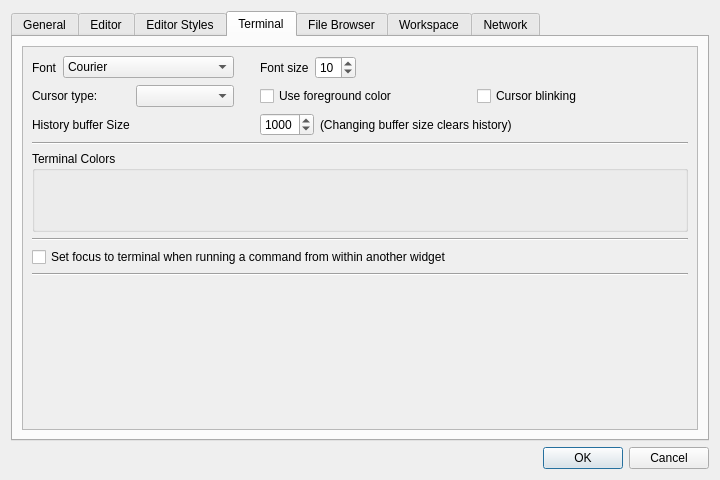
ctaggart/octave, file libgui/src/settings-dialog.ui: the form before one commit.
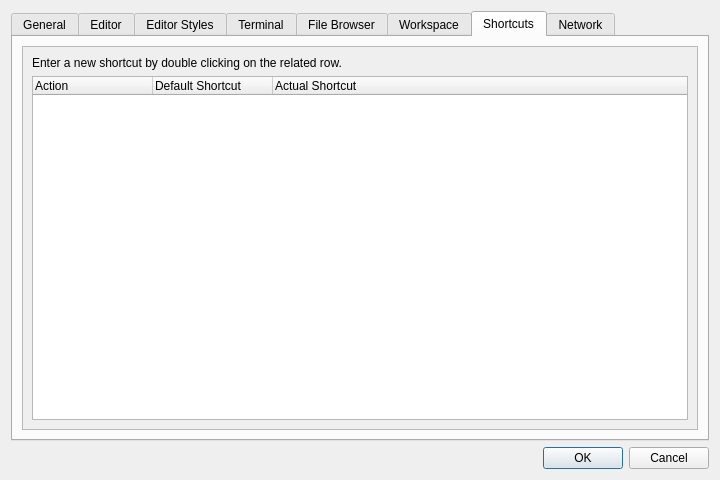
The form after the commit.

Commit message: first implementation of a shortcut manager (bug #41217)

The edit to the form file:
```diff
--- a/libgui/src/settings-dialog.ui
+++ b/libgui/src/settings-dialog.ui
@@ -32,7 +32,7 @@
       </size>
      </property>
      <property name="currentIndex">
-      <number>3</number>
+      <number>6</number>
      </property>
      <widget class="QWidget" name="tab_general">
       <property name="enabled">
@@ -1648,6 +1648,132 @@
        </item>
       </layout>
      </widget>
+     <widget class="QWidget" name="tab_shortcuts">
+      <attribute name="title">
+       <string>Shortcuts</string>
+      </attribute>
+      <layout class="QVBoxLayout" name="verticalLayout_27">
+       <item>
+        <widget class="QScrollArea" name="scrollArea_7">
+         <property name="widgetResizable">
+          <bool>true</bool>
+         </property>
+         <widget class="QWidget" name="scrollAreaWidgetContents_8">
+          <property name="geometry">
+           <rect>
+            <x>0</x>
+            <y>0</y>
+            <width>678</width>
+            <height>378</height>
+           </rect>
+          </property>
+          <layout class="QVBoxLayout" name="verticalLayout_25">
+           <item>
+            <layout class="QVBoxLayout" name="verticalLayout_26">
+             <property name="sizeConstraint">
+              <enum>QLayout::SetDefaultConstraint</enum>
+             </property>
+             <property name="topMargin">
+              <number>0</number>
+             </property>
+             <item>
+              <widget class="QLabel" name="label_21">
+               <property name="text">
+                <string>Enter a new shortcut by double clicking on the related row.</string>
+               </property>
+              </widget>
+             </item>
+             <item>
+              <layout class="QHBoxLayout" name="horizontalLayout_10">
+               <property name="topMargin">
+                <number>0</number>
+               </property>
+               <item>
+                <widget class="QTreeWidget" name="shortcuts_treewidget">
+                 <property name="sizePolicy">
+                  <sizepolicy hsizetype="Expanding" vsizetype="Expanding">
+                   <horstretch>0</horstretch>
+                   <verstretch>0</verstretch>
+                  </sizepolicy>
+                 </property>
+                 <property name="sizeIncrement">
+                  <size>
+                   <width>0</width>
+                   <height>0</height>
+                  </size>
+                 </property>
+                 <property name="baseSize">
+                  <size>
+                   <width>0</width>
+                   <height>0</height>
+                  </size>
+                 </property>
+                 <property name="lineWidth">
+                  <number>0</number>
+                 </property>
+                 <property name="alternatingRowColors">
+                  <bool>true</bool>
+                 </property>
+                 <property name="animated">
+                  <bool>false</bool>
+                 </property>
+                 <property name="allColumnsShowFocus">
+                  <bool>false</bool>
+                 </property>
+                 <property name="headerHidden">
+                  <bool>false</bool>
+                 </property>
+                 <property name="columnCount">
+                  <number>3</number>
+                 </property>
+                 <attribute name="headerCascadingSectionResizes">
+                  <bool>false</bool>
+                 </attribute>
+                 <attribute name="headerDefaultSectionSize">
+                  <number>120</number>
+                 </attribute>
+                 <attribute name="headerHighlightSections">
+                  <bool>false</bool>
+                 </attribute>
+                 <attribute name="headerMinimumSectionSize">
+                  <number>64</number>
+                 </attribute>
+                 <attribute name="headerStretchLastSection">
+                  <bool>true</bool>
+                 </attribute>
+                 <column>
+                  <property name="text">
+                   <string>Action</string>
+                  </property>
+                 </column>
+                 <column>
+                  <property name="text">
+                   <string>Default Shortcut</string>
+                  </property>
+                  <property name="textAlignment">
+                   <set>AlignLeft|AlignVCenter</set>
+                  </property>
+                 </column>
+                 <column>
+                  <property name="text">
+                   <string>Actual Shortcut</string>
+                  </property>
+                  <property name="textAlignment">
+                   <set>AlignLeft|AlignVCenter</set>
+                  </property>
+                 </column>
+                </widget>
+               </item>
+              </layout>
+             </item>
+            </layout>
+           </item>
+          </layout>
+         </widget>
+        </widget>
+       </item>
+      </layout>
+     </widget>
      <widget class="QWidget" name="tab_network">
       <attribute name="title">
        <string>Network</string>
```
Left out of the diff: 18 changed lines with no effect on the pictures. The commit also changes 8 other files.
